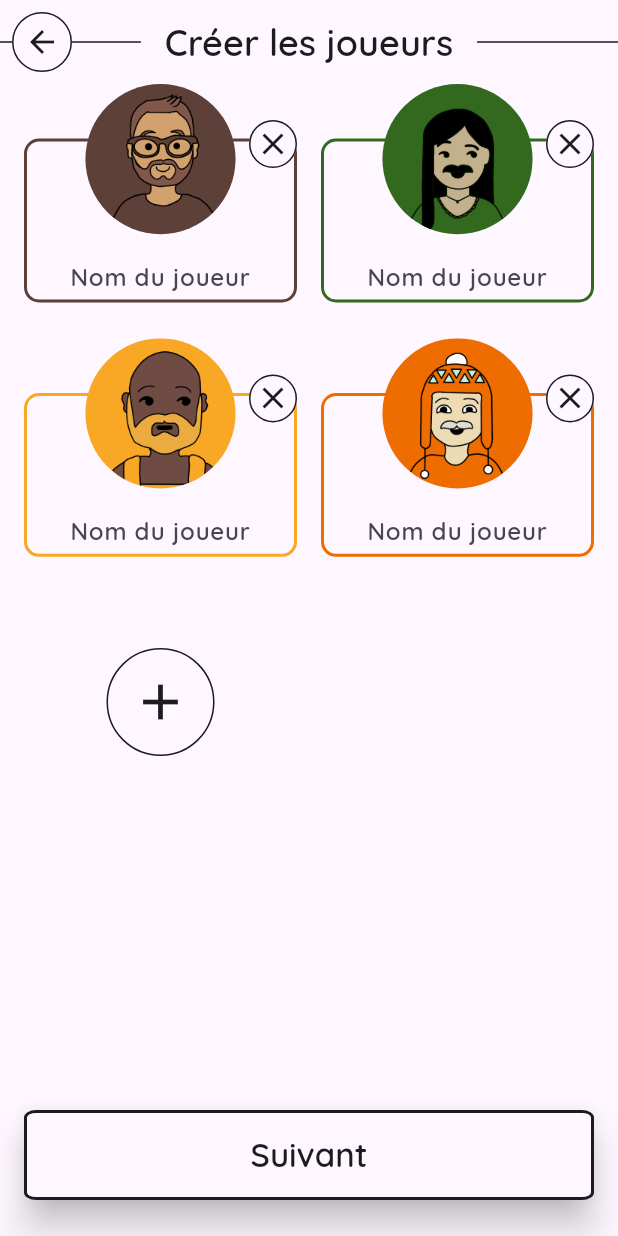
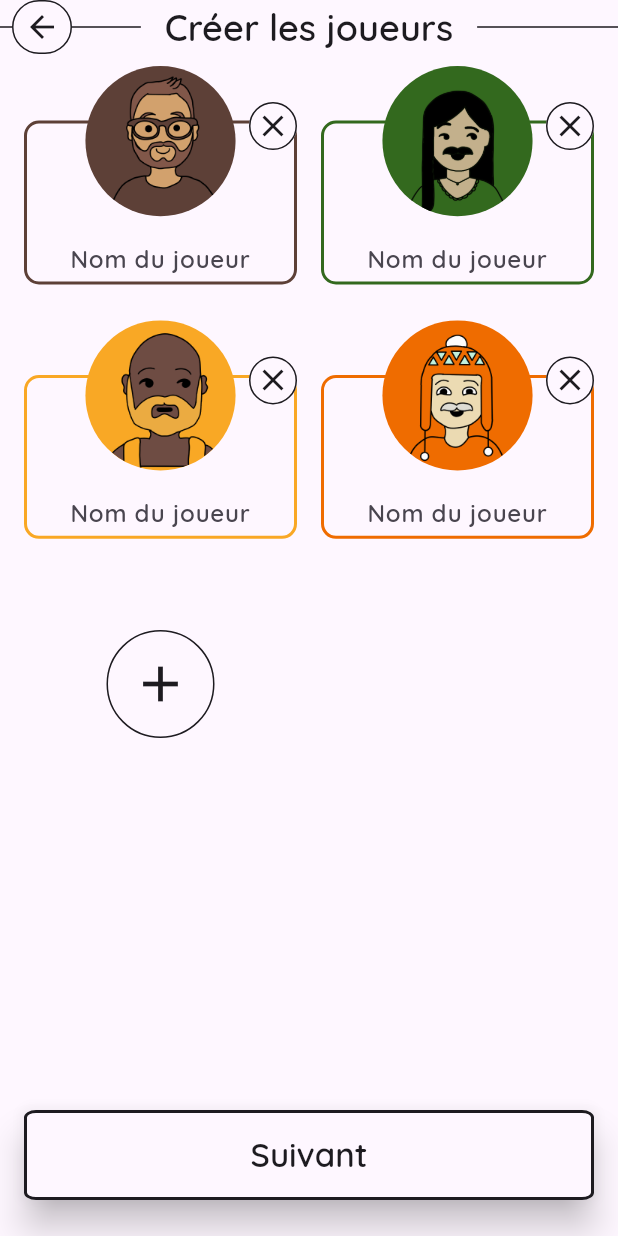
Before and after one commit to Zigotote/barbu_score, a Flutter app: the screen it shows after launch, after a tap on "Démarrer une partie", on a phone screen of 412 x 824 dp. Run offline on Flutter 3.47's test engine with Material 3 defaults, Android fonts, the light colour scheme and no system bars; drawn by our look-alikes of reorderable_grid_view; our stand-ins replace equatable, flutter_riverpod, hive, hive_flutter, rive, shared_preferences and 2 more; missing offline and left inert: flutter_circular_text, non_uniform_border, two_dimensional_scrollables; accounts and stored records are empty; generated files the repository leaves out were written again; Roboto replaces fonts that are missing (QuickSand).

Commit message:
fix: :art: appBar size

```diff
--- a/lib/commons/widgets/default_page.dart
+++ b/lib/commons/widgets/default_page.dart
@@ -52,7 +52,7 @@ class DefaultPage extends StatelessWidget {
                 ),
               )
             : null,
-        padding: const EdgeInsets.symmetric(horizontal: 16),
+        padding: const EdgeInsets.fromLTRB(16, 8, 16, 0),
         child: content,
       ),
       bottomNavigationBar: Padding(
--- a/lib/commons/widgets/my_appbar.dart
+++ b/lib/commons/widgets/my_appbar.dart
@@ -12,6 +12,7 @@ class MyAppBar extends AppBar {
     bool hasLeading = false,
     List<Tab>? tabs,
   }) : super(
+          toolbarHeight: _calculateToolbarHeight(context, title),
           automaticallyImplyLeading: false,
           titleSpacing: 0,
           centerTitle: true,
@@ -20,7 +21,7 @@ class MyAppBar extends AppBar {
           flexibleSpace: SafeArea(
             child: Container(
               alignment: Alignment.center,
-              height: kToolbarHeight,
+              height: _calculateToolbarHeight(context, title),
               child: Divider(
                 thickness: 1,
                 color: Theme.of(context).colorScheme.onSurface,
@@ -54,4 +55,9 @@ class MyAppBar extends AppBar {
           ),
           bottom: tabs == null ? null : MyTabBar(tabs),
         );
+
+  static double _calculateToolbarHeight(BuildContext context, String title) {
+    return (Theme.of(context).textTheme.displaySmall?.fontSize ?? 1) *
+        (title.contains("\n") ? 2 : 1);
+  }
 }
--- a/lib/commons/widgets/my_tabbar.dart
+++ b/lib/commons/widgets/my_tabbar.dart
@@ -12,7 +12,7 @@ class MyTabBar extends StatelessWidget implements PreferredSizeWidget {
       children: [
         Container(
           width: double.infinity,
-          height: 2,
+          height: 3,
           color: Theme.of(context).colorScheme.onSurface,
         ),
         tabBar,
@@ -21,5 +21,6 @@ class MyTabBar extends StatelessWidget implements PreferredSizeWidget {
   }
 
   @override
-  Size get preferredSize => tabBar.preferredSize;
+  Size get preferredSize =>
+      Size(tabBar.preferredSize.width, tabBar.preferredSize.height + 16);
 }
```
